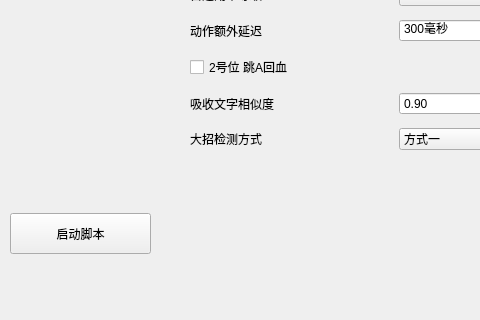
This is speicalbosswidget.ui in A-SunsetMkt-Forks/wuwaBackendTool as Qt 5 draws it before an edit; both pictures show x 0 to 480 and y 177 to 497 of the 997 by 497 pixel window. The edited form follows.
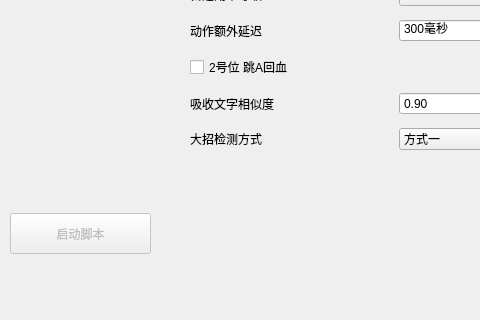
This is the edited form.

Diff of the .ui file:
```diff
--- a/speicalbosswidget.ui
+++ b/speicalbosswidget.ui
@@ -339,6 +339,9 @@
    </layout>
   </widget>
   <widget class="QPushButton" name="activateBtn">
+   <property name="enabled">
+    <bool>false</bool>
+   </property>
    <property name="geometry">
     <rect>
      <x>10</x>
```
